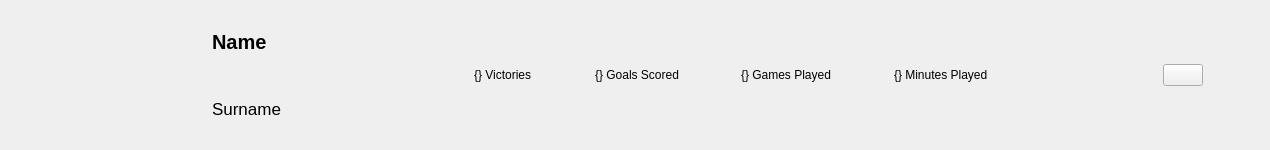
eharquin/babyfut, file babyfut_master/ui/playerlist.ui: the form before one commit.
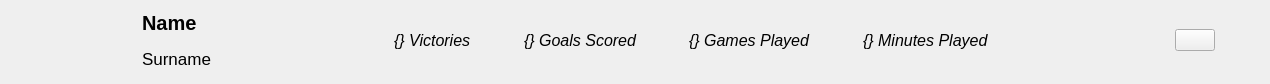
The form after the commit. Icons and pictures are not drawn.

Commit message: MAJ playerlist

```diff
--- a/babyfut_master/ui/playerlist.ui
+++ b/babyfut_master/ui/playerlist.ui
@@ -7,13 +7,22 @@
     <x>0</x>
     <y>0</y>
     <width>1270</width>
-    <height>150</height>
+    <height>82</height>
    </rect>
   </property>
   <property name="windowTitle">
    <string>Form</string>
   </property>
+  <property name="autoFillBackground">
+   <bool>false</bool>
+  </property>
   <layout class="QHBoxLayout" name="horizontalLayout">
+   <property name="topMargin">
+    <number>8</number>
+   </property>
+   <property name="rightMargin">
+    <number>9</number>
+   </property>
    <item>
     <spacer name="horizontalSpacer">
      <property name="orientation">
@@ -24,7 +33,7 @@
      </property>
      <property name="sizeHint" stdset="0">
       <size>
-       <width>50</width>
+       <width>40</width>
        <height>20</height>
       </size>
      </property>
@@ -32,16 +41,16 @@
    </item>
    <item>
     <widget class="QWidget" name="picHolder" native="true">
-     <property name="sizePolicy">
-      <sizepolicy hsizetype="Fixed" vsizetype="Fixed">
-       <horstretch>0</horstretch>
-       <verstretch>0</verstretch>
-      </sizepolicy>
-     </property>
      <property name="minimumSize">
       <size>
-       <width>125</width>
-       <height>125</height>
+       <width>65</width>
+       <height>65</height>
+      </size>
+     </property>
+     <property name="maximumSize">
+      <size>
+       <width>65</width>
+       <height>65</height>
       </size>
      </property>
      <property name="styleSheet">
@@ -128,6 +137,12 @@
    </item>
    <item>
     <widget class="QLabel" name="lblVictories">
+     <property name="font">
+      <font>
+       <pointsize>12</pointsize>
+       <italic>true</italic>
+      </font>
+     </property>
      <property name="text">
       <string comment="Form">{} Victories</string>
      </property>
@@ -148,6 +163,12 @@
    </item>
    <item>
     <widget class="QLabel" name="lblGoalsScored">
+     <property name="font">
+      <font>
+       <pointsize>12</pointsize>
+       <italic>true</italic>
+      </font>
+     </property>
      <property name="text">
       <string comment="Form">{} Goals Scored</string>
      </property>
@@ -168,6 +189,12 @@
    </item>
    <item>
     <widget class="QLabel" name="lblGamesPlayed">
+     <property name="font">
+      <font>
+       <pointsize>12</pointsize>
+       <italic>true</italic>
+      </font>
+     </property>
      <property name="text">
       <string comment="Form">{} Games Played</string>
      </property>
@@ -188,37 +215,17 @@
    </item>
    <item>
     <widget class="QLabel" name="lblMinutesPlayed">
+     <property name="font">
+      <font>
+       <pointsize>12</pointsize>
+       <italic>true</italic>
+      </font>
+     </property>
      <property name="text">
       <string comment="Form">{} Minutes Played</string>
      </property>
     </widget>
    </item>
-   <item>
-    <spacer name="horizontalSpacer_8">
-     <property name="orientation">
-      <enum>Qt::Horizontal</enum>
-     </property>
-     <property name="sizeHint" stdset="0">
-      <size>
-       <width>40</width>
-       <height>20</height>
-      </size>
-     </property>
-    </spacer>
-   </item>
-   <item>
-    <spacer name="horizontalSpacer_10">
-     <property name="orientation">
-      <enum>Qt::Horizontal</enum>
-     </property>
-     <property name="sizeHint" stdset="0">
-      <size>
-       <width>40</width>
-       <height>20</height>
-      </size>
-     </property>
-    </spacer>
-   </item>
    <item>
     <spacer name="horizontalSpacer_9">
      <property name="orientation">
@@ -226,7 +233,7 @@
      </property>
      <property name="sizeHint" stdset="0">
       <size>
-       <width>40</width>
+       <width>180</width>
        <height>20</height>
       </size>
      </property>
@@ -259,7 +266,7 @@
      </property>
      <property name="sizeHint" stdset="0">
       <size>
-       <width>40</width>
+       <width>20</width>
        <height>20</height>
       </size>
      </property>
```
